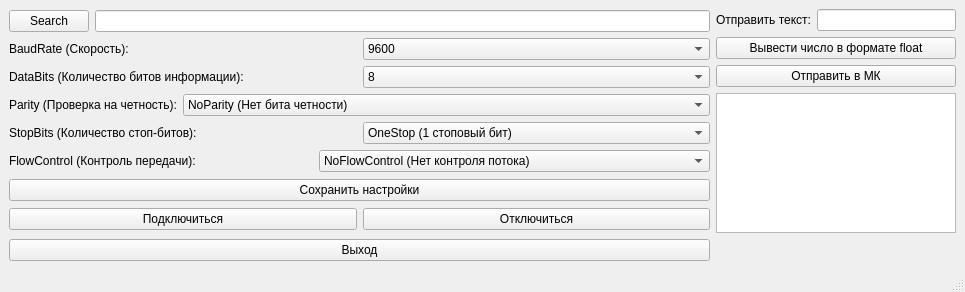
This is mainwindow.ui in dahelmm/Terminal-STM32 as Qt 5 draws it before an edit. The edited form follows.
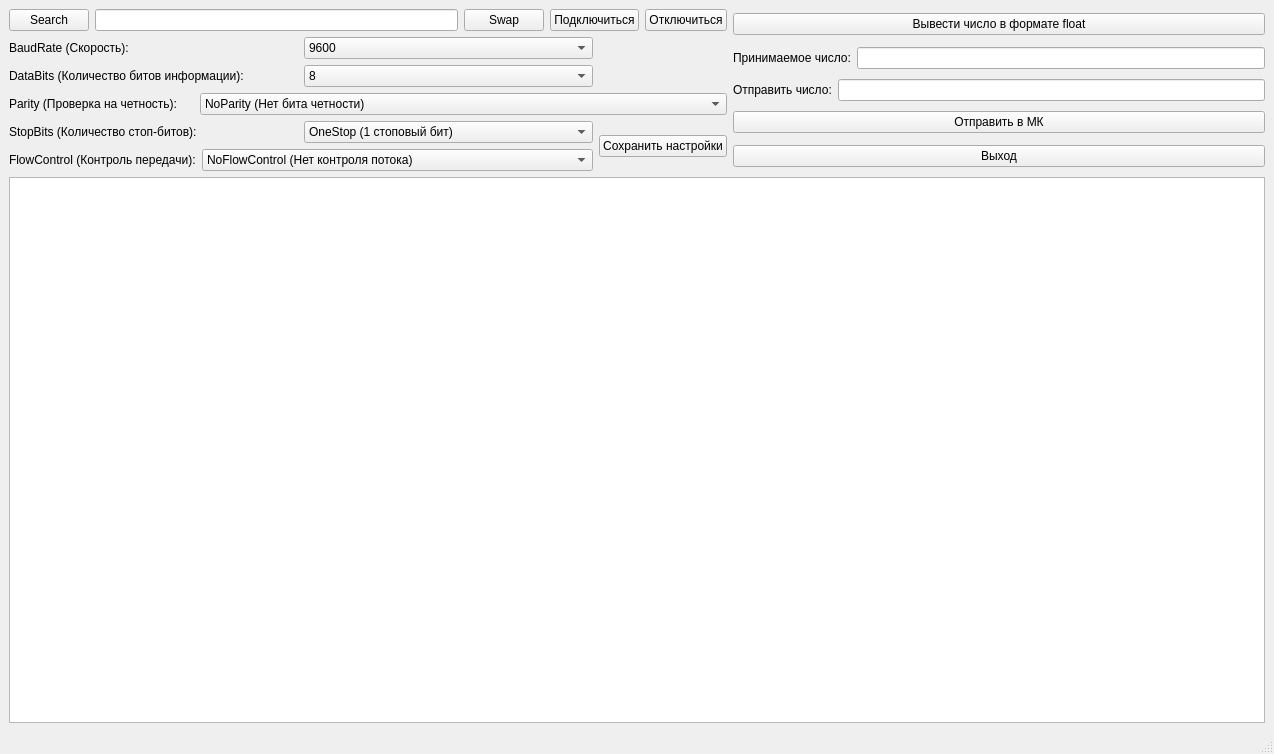
This is the edited form.

```diff
--- a/mainwindow.ui
+++ b/mainwindow.ui
@@ -6,20 +6,18 @@
    <rect>
     <x>0</x>
     <y>0</y>
-    <width>965</width>
-    <height>292</height>
+    <width>1274</width>
+    <height>754</height>
    </rect>
   </property>
   <property name="windowTitle">
    <string>MainWindow</string>
   </property>
   <widget class="QWidget" name="centralwidget">
-   <layout class="QGridLayout" name="gridLayout">
+   <layout class="QGridLayout" name="gridLayout_3">
+    <item row="0" column="0" rowspan="5">
+     <layout class="QGridLayout" name="gridLayout_2">
     <item row="0" column="0">
-     <layout class="QVBoxLayout" name="verticalLayout_4">
-      <item>
-       <layout class="QVBoxLayout" name="verticalLayout_3">
-        <item>
          <layout class="QHBoxLayout" name="horizontalLayout_2">
           <item>
            <widget class="QPushButton" name="pB_search">
@@ -31,11 +29,32 @@
           <item>
            <widget class="QLineEdit" name="lE_port"/>
           </item>
-         </layout>
-        </item>
-        <item>
-         <layout class="QVBoxLayout" name="verticalLayout_2">
-          <item>
+        <item>
+         <widget class="QPushButton" name="pB_swap">
+          <property name="text">
+           <string>Swap</string>
+          </property>
+         </widget>
+        </item>
+        <item>
+         <widget class="QPushButton" name="pB_Con">
+          <property name="text">
+           <string>Подключиться</string>
+          </property>
+         </widget>
+        </item>
+        <item>
+         <widget class="QPushButton" name="pB_Discon">
+          <property name="text">
+           <string>Отключиться</string>
+          </property>
+         </widget>
+        </item>
+       </layout>
+      </item>
+      <item row="1" column="0">
+       <layout class="QGridLayout" name="gridLayout">
+        <item row="0" column="0">
            <layout class="QHBoxLayout" name="hL_bR">
             <item>
              <widget class="QLabel" name="l_bR">
@@ -93,7 +112,7 @@
             </item>
            </layout>
           </item>
-          <item>
+        <item row="1" column="0">
            <layout class="QHBoxLayout" name="hL_dB">
             <item>
              <widget class="QLabel" name="l_dB">
@@ -131,7 +150,7 @@
             </item>
            </layout>
           </item>
-          <item>
+        <item row="2" column="0" colspan="2">
            <layout class="QHBoxLayout" name="hL_P">
             <item>
              <widget class="QLabel" name="l_P">
@@ -171,7 +190,7 @@
             </item>
            </layout>
           </item>
-          <item>
+        <item row="3" column="0">
            <layout class="QHBoxLayout" name="hL_sB">
             <item>
              <widget class="QLabel" name="l_sB">
@@ -201,7 +220,14 @@
             </item>
            </layout>
           </item>
-          <item>
+        <item row="3" column="1" rowspan="2">
+         <widget class="QPushButton" name="pB_SaveSett">
+          <property name="text">
+           <string>Сохранить настройки</string>
+          </property>
+         </widget>
+        </item>
+        <item row="4" column="0">
            <layout class="QHBoxLayout" name="hL_fC">
             <item>
              <widget class="QLabel" name="l_fC">
@@ -235,43 +261,39 @@
         </item>
        </layout>
       </item>
-      <item>
-       <widget class="QPushButton" name="pB_SaveSett">
-        <property name="text">
-         <string>Сохранить настройки</string>
-        </property>
-       </widget>
-      </item>
-      <item>
-       <layout class="QHBoxLayout" name="pB_control">
-        <item>
-         <widget class="QPushButton" name="pB_Con">
-          <property name="text">
-           <string>Подключиться</string>
-          </property>
-         </widget>
-        </item>
-        <item>
-         <widget class="QPushButton" name="pB_Discon">
-          <property name="text">
-           <string>Отключиться</string>
-          </property>
-         </widget>
-        </item>
-       </layout>
-      </item>
-     </layout>
-    </item>
     <item row="0" column="1">
-     <layout class="QVBoxLayout" name="verticalLayout_5">
+     <widget class="QPushButton" name="pB_float">
+      <property name="text">
+       <string>Вывести число в формате float</string>
+      </property>
+     </widget>
+    </item>
+    <item row="1" column="1">
+     <layout class="QHBoxLayout" name="horizontalLayout_4">
       <item>
-       <layout class="QVBoxLayout" name="verticalLayout">
+       <widget class="QLabel" name="label">
+        <property name="maximumSize">
+         <size>
+          <width>16777215</width>
+          <height>30</height>
+         </size>
+        </property>
+        <property name="text">
+         <string>Принимаемое число:</string>
+        </property>
+       </widget>
+      </item>
         <item>
+       <widget class="QLineEdit" name="lE_recieveData"/>
+      </item>
+     </layout>
+    </item>
+    <item row="2" column="1">
          <layout class="QHBoxLayout" name="horizontalLayout">
           <item>
            <widget class="QLabel" name="l_sendText">
             <property name="text">
-             <string>Отправить текст:</string>
+         <string>Отправить число:</string>
             </property>
            </widget>
           </item>
@@ -280,37 +302,36 @@
           </item>
          </layout>
         </item>
-        <item>
-         <widget class="QPushButton" name="pB_float">
-          <property name="text">
-           <string>Вывести число в формате float</string>
-          </property>
-         </widget>
-        </item>
-        <item>
+    <item row="3" column="1">
          <widget class="QPushButton" name="pB_sendData">
           <property name="text">
            <string>Отправить в МК</string>
           </property>
          </widget>
         </item>
-        <item>
-         <layout class="QHBoxLayout" name="horizontalLayout_3"/>
-        </item>
-       </layout>
-      </item>
-      <item>
-       <widget class="QTextEdit" name="tE_receive"/>
-      </item>
-     </layout>
-    </item>
-    <item row="1" column="0">
+    <item row="4" column="1">
      <widget class="QPushButton" name="pushButton">
       <property name="text">
        <string>Выход</string>
       </property>
      </widget>
     </item>
+    <item row="5" column="0" colspan="2">
+     <widget class="QTextEdit" name="tE_receive">
+      <property name="minimumSize">
+       <size>
+        <width>500</width>
+        <height>500</height>
+       </size>
+      </property>
+      <property name="maximumSize">
+       <size>
+        <width>16777215</width>
+        <height>16777215</height>
+       </size>
+      </property>
+     </widget>
+    </item>
    </layout>
   </widget>
   <widget class="QMenuBar" name="menubar">
```
Left out of the diff: 4 changed lines with no effect on the pictures. Lines whose indentation alone changed are shown as unchanged.
